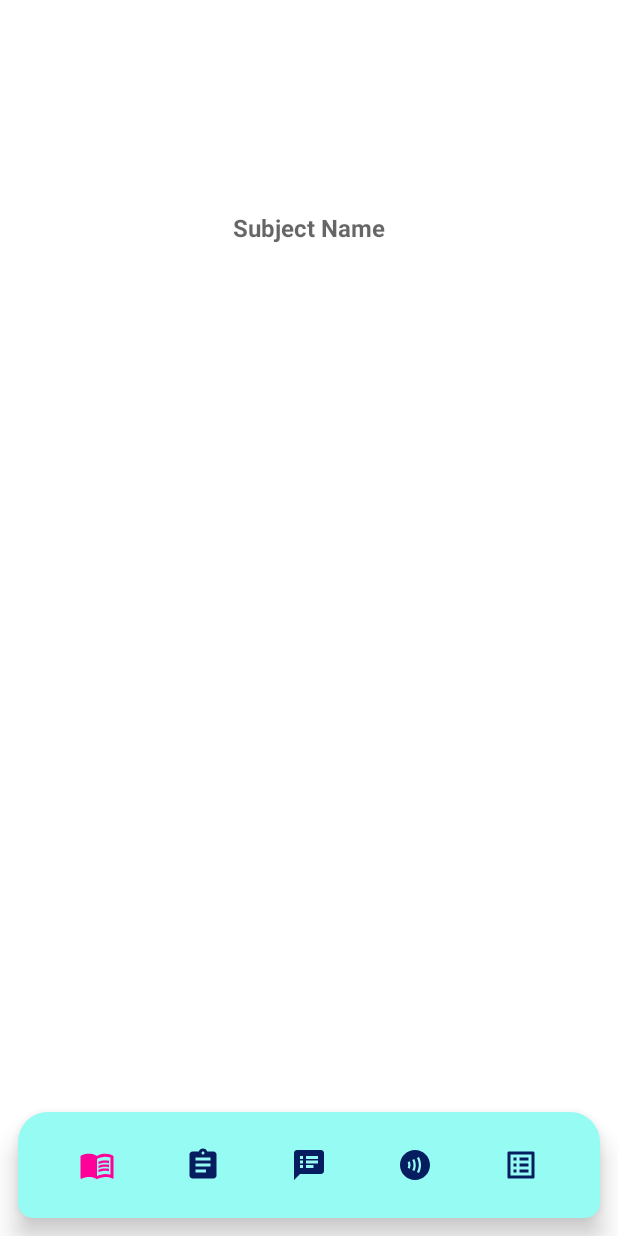
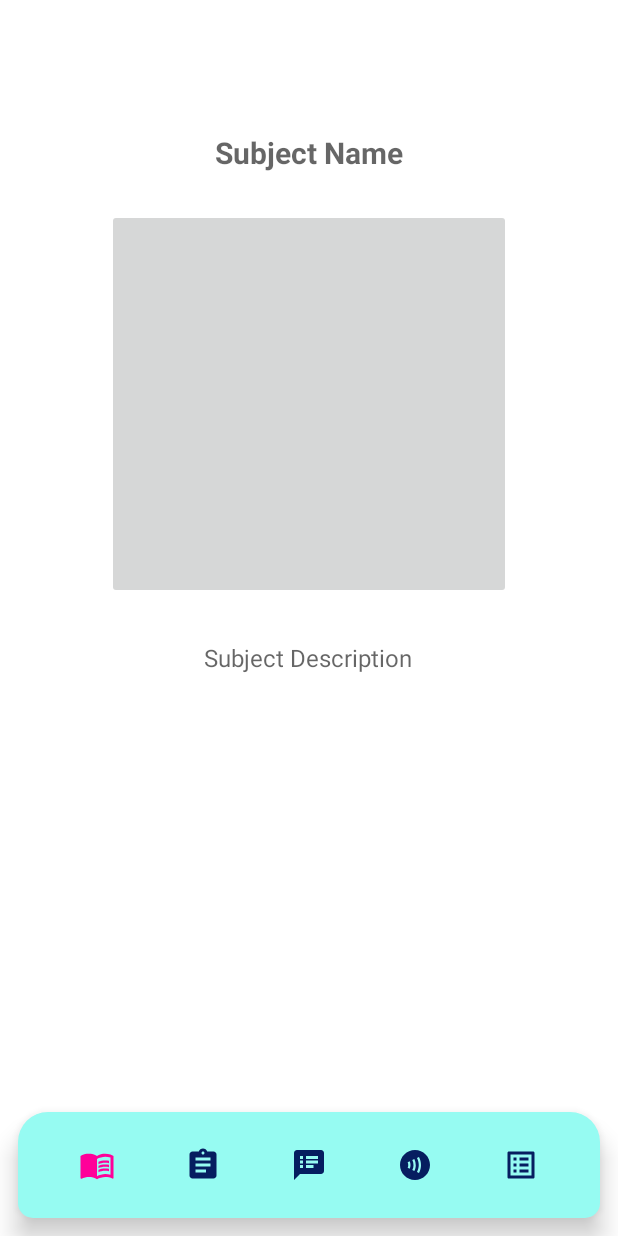
Before and after one commit to GinPaul/kodego.studentassistanceapp.arguez, an Android app: the SubjectDetails screen opened directly, with no data from a screen before it, on a phone screen of 412 x 824 dp. Run offline under Robolectric (Android 15) with nearby library versions, the phone set to English and light mode, and no system bars; Roboto replaces fonts that are not available here.

Commit message:
Nov 1 2022 commit

```diff
--- a/app/src/main/java/com/kodego/activity/one/studentassistanceapp/StudentAppHomeScreen.kt
+++ b/app/src/main/java/com/kodego/activity/one/studentassistanceapp/StudentAppHomeScreen.kt
@@ -1,16 +1,14 @@
 package com.kodego.activity.one.studentassistanceapp
 
 import android.content.Intent
-import androidx.appcompat.app.AppCompatActivity
 import android.os.Bundle
 import android.view.View
 import android.widget.Button
 import android.widget.TextView
 import android.widget.Toast
+import androidx.appcompat.app.AppCompatActivity
 import androidx.recyclerview.widget.LinearLayoutManager
-import com.kodego.activity.one.studentassistanceapp.databinding.ActivityLoginSav2Binding
 import com.kodego.activity.one.studentassistanceapp.databinding.ActivityStudentAppHomeScreenBinding
-import java.text.DateFormat
 import java.text.SimpleDateFormat
 import java.util.*
 
--- a/app/src/main/java/com/kodego/activity/one/studentassistanceapp/SubjectDetails.kt
+++ b/app/src/main/java/com/kodego/activity/one/studentassistanceapp/SubjectDetails.kt
@@ -48,15 +48,14 @@ class SubjectDetails : AppCompatActivity() {
 
 
         //data from home activity
-        var itemName: String? = intent.getStringExtra("itemName") //>>need to add "?" to accept null inputs/values
-        var itemDescription : String? = intent.getStringExtra("itemDescription")
-        var imageItem: Int = intent.getIntExtra("itemImage",0)
-        var quantity: Int = intent.getIntExtra("quantity",0)
+        var subjectName: String? = intent.getStringExtra("subjectName") //>>need to add "?" to accept null inputs/values
+        var subjectDescription : String? = intent.getStringExtra("subjectDescription")
+        var imageSubject: Int = intent.getIntExtra("imageSubject",0)
+//        var quantity: Int = intent.getIntExtra("quantity",0)
 
-//        binding.imgSubjectDetails.setImageResource()
-
-//        binding.tvMainSubjectDetails.text = itemName
-//        binding.txtDescription2.text = itemDescription
+//        binding.Subject.setImageResource(imageSubject)
+//        binding.tvSubjectName2.text = subjectName
+//        binding.tvSubjectDescription2.text = subjectDescription
 //        binding.tvQuantityProdDetail.text = quantity.toString()
     }
 
--- a/app/src/main/res/layout/fragment_announcemnt.xml
+++ b/app/src/main/res/layout/fragment_announcemnt.xml
@@ -15,11 +15,13 @@
             android:layout_width="wrap_content"
             android:layout_height="wrap_content"
             android:hint="Announcements"
+            android:textSize="20sp"
+            android:textStyle="bold"
             app:layout_constraintBottom_toBottomOf="parent"
             app:layout_constraintEnd_toEndOf="parent"
-            app:layout_constraintHorizontal_bias="0.5"
+            app:layout_constraintHorizontal_bias="0.498"
             app:layout_constraintStart_toStartOf="parent"
             app:layout_constraintTop_toTopOf="parent"
-            app:layout_constraintVertical_bias="0.5" />
+            app:layout_constraintVertical_bias="0.115" />
     </androidx.constraintlayout.widget.ConstraintLayout>
 </FrameLayout>
--- a/app/src/main/res/layout/fragment_assignment.xml
+++ b/app/src/main/res/layout/fragment_assignment.xml
@@ -15,11 +15,13 @@
             android:layout_width="wrap_content"
             android:layout_height="wrap_content"
             android:hint="Assignments"
+            android:textSize="20sp"
+            android:textStyle="bold"
             app:layout_constraintBottom_toBottomOf="parent"
             app:layout_constraintEnd_toEndOf="parent"
             app:layout_constraintHorizontal_bias="0.498"
             app:layout_constraintStart_toStartOf="parent"
             app:layout_constraintTop_toTopOf="parent"
-            app:layout_constraintVertical_bias="0.24" />
+            app:layout_constraintVertical_bias="0.145" />
     </androidx.constraintlayout.widget.ConstraintLayout>
 </FrameLayout>
--- a/app/src/main/res/layout/fragment_notes.xml
+++ b/app/src/main/res/layout/fragment_notes.xml
@@ -15,10 +15,13 @@
             android:layout_width="wrap_content"
             android:layout_height="wrap_content"
             android:hint="Notes"
+            android:textSize="20sp"
+            android:textStyle="bold"
             app:layout_constraintBottom_toBottomOf="parent"
             app:layout_constraintEnd_toEndOf="parent"
+            app:layout_constraintHorizontal_bias="0.498"
             app:layout_constraintStart_toStartOf="parent"
             app:layout_constraintTop_toTopOf="parent"
-            app:layout_constraintVertical_bias="0.175" />
+            app:layout_constraintVertical_bias="0.123" />
     </androidx.constraintlayout.widget.ConstraintLayout>
 </FrameLayout>
--- a/app/src/main/res/layout/fragment_subject.xml
+++ b/app/src/main/res/layout/fragment_subject.xml
@@ -11,16 +11,39 @@
         android:layout_height="match_parent">
 
         <TextView
-            android:id="@+id/textView7"
+            android:id="@+id/tvSubjectName2"
             android:layout_width="wrap_content"
             android:layout_height="wrap_content"
+            android:layout_marginTop="88dp"
             android:hint="Subject Name"
-            android:textSize="16sp"
+            android:textSize="20sp"
             android:textStyle="bold"
-            app:layout_constraintBottom_toBottomOf="parent"
             app:layout_constraintEnd_toEndOf="parent"
             app:layout_constraintStart_toStartOf="parent"
-            app:layout_constraintTop_toTopOf="parent"
-            app:layout_constraintVertical_bias="0.175" />
+            app:layout_constraintTop_toTopOf="parent" />
+
+        <ImageButton
+            android:id="@+id/imgSubject2"
+            android:layout_width="269dp"
+            android:layout_height="260dp"
+            android:layout_marginTop="24dp"
+            android:scaleType="centerCrop"
+            app:layout_constraintEnd_toEndOf="parent"
+            app:layout_constraintStart_toStartOf="parent"
+            app:layout_constraintTop_toBottomOf="@+id/tvSubjectName2"
+            tools:ignore="SpeakableTextPresentCheck"
+            tools:src="@tools:sample/avatars" />
+
+        <TextView
+            android:id="@+id/tvSubjectDescription2"
+            android:layout_width="wrap_content"
+            android:layout_height="wrap_content"
+            android:layout_marginTop="28dp"
+            android:hint="Subject Description"
+            android:textSize="16sp"
+            app:layout_constraintEnd_toEndOf="parent"
+            app:layout_constraintHorizontal_bias="0.498"
+            app:layout_constraintStart_toStartOf="parent"
+            app:layout_constraintTop_toBottomOf="@+id/imgSubject2" />
     </androidx.constraintlayout.widget.ConstraintLayout>
 </FrameLayout>
--- a/app/src/main/res/layout/fragment_syllabus.xml
+++ b/app/src/main/res/layout/fragment_syllabus.xml
@@ -15,10 +15,12 @@
             android:layout_width="wrap_content"
             android:layout_height="wrap_content"
             android:hint="Syllabus"
+            android:textSize="20sp"
+            android:textStyle="bold"
             app:layout_constraintBottom_toBottomOf="parent"
             app:layout_constraintEnd_toEndOf="parent"
             app:layout_constraintStart_toStartOf="parent"
             app:layout_constraintTop_toTopOf="parent"
-            app:layout_constraintVertical_bias="0.265" />
+            app:layout_constraintVertical_bias="0.134" />
     </androidx.constraintlayout.widget.ConstraintLayout>
 </FrameLayout>
```
Also changed, not shown: app/src/main/java/com/kodego/activity/one/studentassistanceapp/SubjectAdapter.kt (+7 -7 lines), app/src/main/java/com/kodego/activity/one/studentassistanceapp/view/SubjectFragment.kt (+14 -0 lines).
